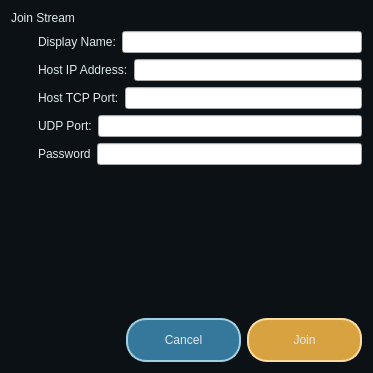
Before: the Qt Designer form app/home/joinstreamwindow.ui in erakai/Mercury, drawn with Qt 5.
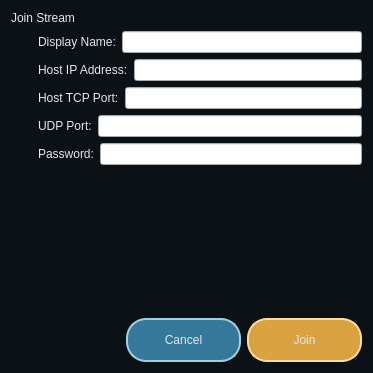
After: the same form once the commit is applied.

Commit message: add tutorial button

Diff of the .ui file:
```diff
--- a/app/home/joinstreamwindow.ui
+++ b/app/home/joinstreamwindow.ui
@@ -136,7 +136,7 @@
          <item>
           <widget class="QLabel" name="passwordLabel">
            <property name="text">
-            <string>Password</string>
+            <string>Password:</string>
            </property>
           </widget>
          </item>
```
The commit also changes 3 other files.
